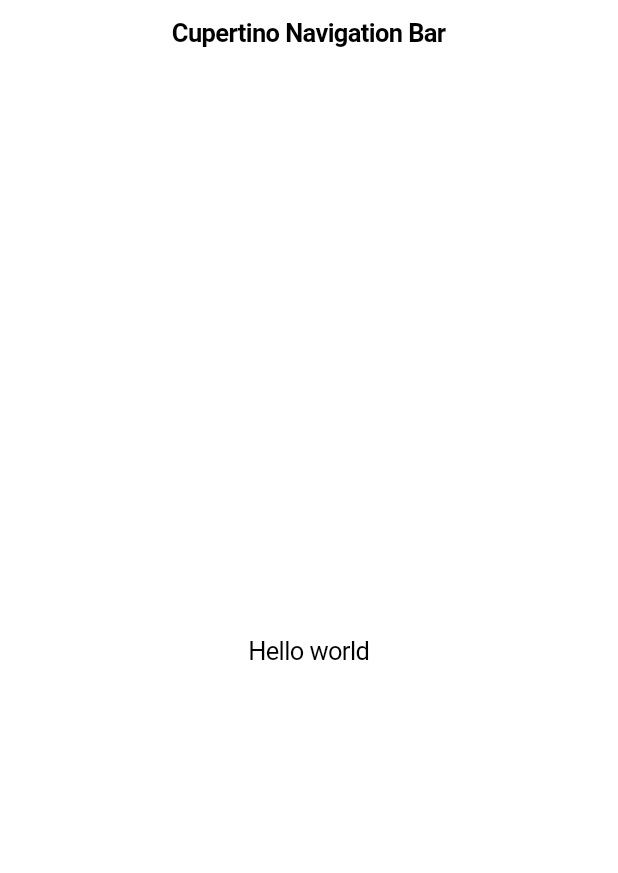
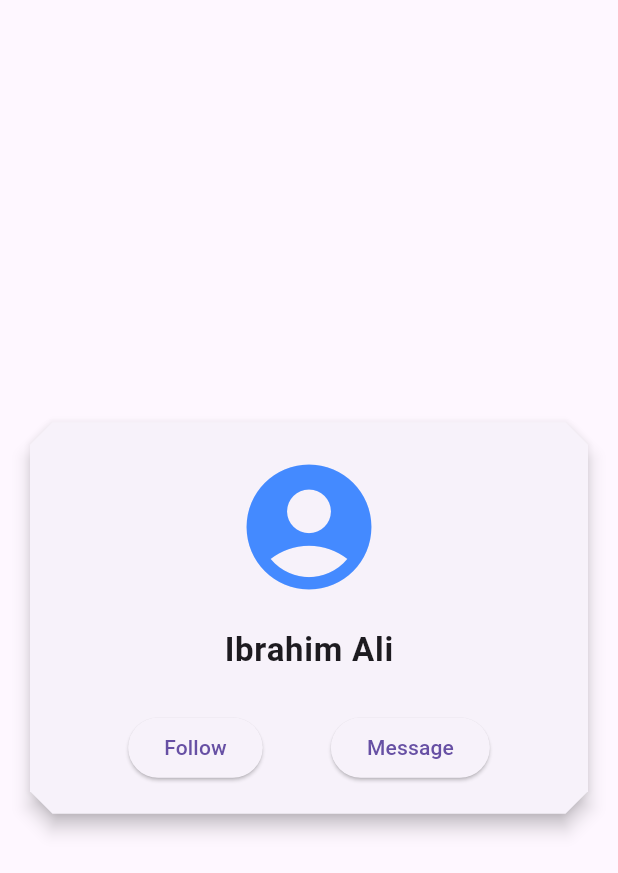
Before and after one commit to ibrahim3ali/widget_flutter, a Flutter app: the screen it shows after launch, on a phone screen of 412 x 824 dp. Shown: the top 873 px of the screen. Run offline on Flutter 3.47's test engine with Material 3 defaults, Android fonts, the phone set to English and light mode, and no system bars.

Commit message:
Refactor main.dart to use CommonLayoutWidgets; remove DebugPaintSizeEnabled import and update app structure

```diff
--- /dev/null
+++ b/lib/widget/common_layout_widgets.dart
@@ -0,0 +1,41 @@
+import 'package:flutter/material.dart';
+
+class CommonLayoutWidgets extends StatelessWidget {
+  const CommonLayoutWidgets({super.key});
+
+  @override
+  Widget build(BuildContext context) {
+    return Center(
+      child: Card(
+        elevation: 5,
+        shape: BeveledRectangleBorder(borderRadius: BorderRadius.circular(15)),
+        margin: const EdgeInsets.all(20),
+        child: Padding(
+          padding: EdgeInsets.all(20),
+          child: Column(
+            mainAxisSize: MainAxisSize.min,
+            children: [
+              Icon(Icons.account_circle, size: 100, color: Colors.blueAccent),
+              SizedBox(height: 15),
+              Text(
+                'Ibrahim Ali',
+                style: Theme.of(context).textTheme.bodyLarge?.copyWith(
+                  fontSize: 22,
+                  fontWeight: FontWeight.bold,
+                ),
+              ),
+              SizedBox(height: 25),
+              Row(
+                mainAxisAlignment: MainAxisAlignment.spaceEvenly,
+                children: [
+                  ElevatedButton(onPressed: () {}, child: Text('Follow')),
+                  ElevatedButton(onPressed: () {}, child: Text('Message')),
+                ],
+              ),
+            ],
+          ),
+        ),
+      ),
+    );
+  }
+}
```
Also changed, not shown: lib/main.dart (+8 -3 lines), lib/widget/nesting_rows_and_columns.dart (added, +67 -0 lines).
